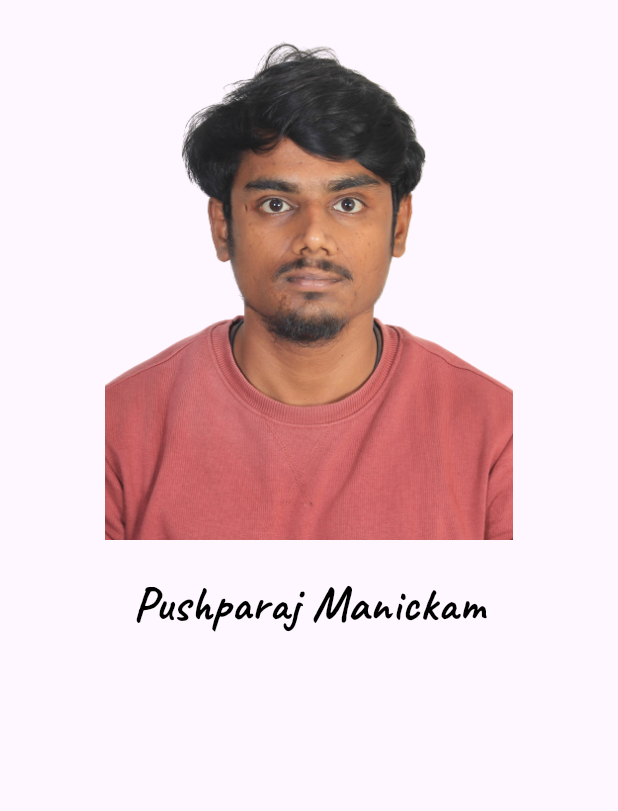
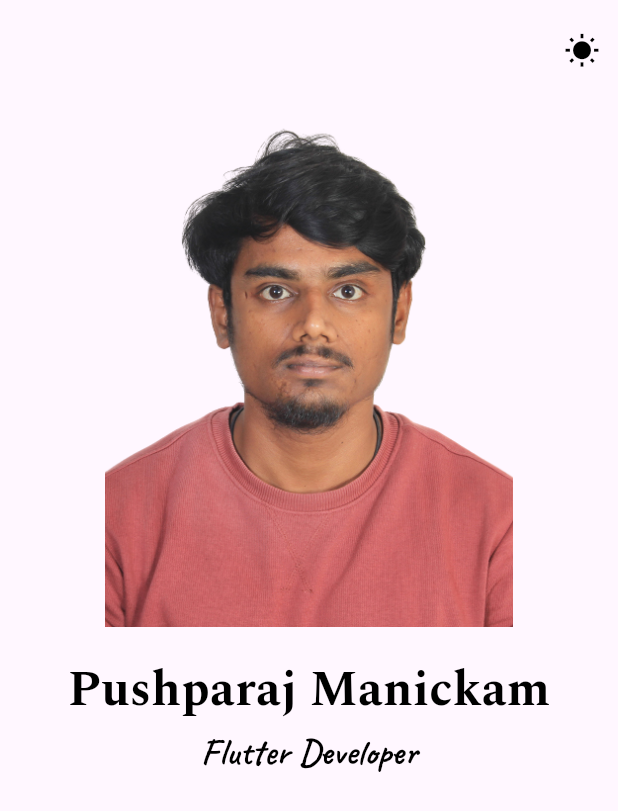
Before and after one commit to PushparajManickam/push_potfolio, a Flutter app: the screen it shows after launch, on a phone screen of 412 x 824 dp. Shown: the top 811 px of the screen. Run offline on Flutter 3.47's test engine with Material 2 defaults, Android fonts, the phone set to English and light mode, and no system bars; our stand-ins replace google_fonts.

Commit message:
widget making

```diff
--- a/lib/config/style.dart
+++ b/lib/config/style.dart
@@ -2,6 +2,11 @@ import 'package:flutter/material.dart';
 import 'package:google_fonts/google_fonts.dart';
 
 class MyStyle {
+  /// Space
+  static SizedBox constSpace() => const SizedBox(
+        height: 10,
+      );
+
   /// Textstyle
   static TextStyle spectralFont(
       double fontSize, Color fontColor, FontWeight fontWeight) {
@@ -11,6 +16,7 @@ class MyStyle {
       fontWeight: fontWeight,
     );
   }
+
   static TextStyle robotoFont(
       double fontSize, Color fontColor, FontWeight fontWeight) {
     return GoogleFonts.spectral(
@@ -19,6 +25,7 @@ class MyStyle {
       fontWeight: fontWeight,
     );
   }
+
   static TextStyle openSansFont(
       double fontSize, Color fontColor, FontWeight fontWeight) {
     return GoogleFonts.openSans(
@@ -27,14 +34,16 @@ class MyStyle {
       fontWeight: fontWeight,
     );
   }
+
   static TextStyle montserratFont(
       double fontSize, Color fontColor, FontWeight fontWeight) {
-    return GoogleFonts.montserrat (
+    return GoogleFonts.montserrat(
       fontSize: fontSize,
       color: fontColor,
       fontWeight: fontWeight,
     );
   }
+
   static TextStyle ptSansFont(
       double fontSize, Color fontColor, FontWeight fontWeight) {
     return GoogleFonts.ptSans(
@@ -43,6 +52,7 @@ class MyStyle {
       fontWeight: fontWeight,
     );
   }
+
   static TextStyle poppinsFont(
       double fontSize, Color fontColor, FontWeight fontWeight) {
     return GoogleFonts.poppins(
@@ -51,6 +61,7 @@ class MyStyle {
       fontWeight: fontWeight,
     );
   }
+
   static TextStyle nunitoSansFont(
       double fontSize, Color fontColor, FontWeight fontWeight) {
     return GoogleFonts.nunitoSans(
@@ -59,6 +70,7 @@ class MyStyle {
       fontWeight: fontWeight,
     );
   }
+
   static TextStyle latoFont(
       double fontSize, Color fontColor, FontWeight fontWeight) {
     return GoogleFonts.lato(
@@ -67,6 +79,7 @@ class MyStyle {
       fontWeight: fontWeight,
     );
   }
+
   static TextStyle pacificoFont(
       double fontSize, Color fontColor, FontWeight fontWeight) {
     return GoogleFonts.pacifico(
@@ -75,6 +88,7 @@ class MyStyle {
       fontWeight: fontWeight,
     );
   }
+
   static TextStyle caveatFont(
       double fontSize, Color fontColor, FontWeight fontWeight) {
     return GoogleFonts.caveat(
--- a/lib/constant/constant.dart
+++ b/lib/constant/constant.dart
@@ -1,7 +1,18 @@
 class MyConstant {
-  static const profileName = 'Pushparaj Manickam';
-  static const profileImagePath = 'assets/images/pushparaj_photo.png';
-  static const flagIconPath = 'assets/icons/india_flag.svg';
+  /// Image-Path
+  static const String profileImagePath = 'assets/images/pushparaj_photo.png';
+  static const String flagIconPath = 'assets/icons/india_flag.svg';
+
+  /// Static-Name
+  static const String profileName = 'Pushparaj Manickam';
+  static const String profileRole = 'Flutter Developer';
+
+  /// About-US
+  static const String profileDescription =
+      'Am a skilled flutter developer. If looking for a highly skilled and rich experience mobile expert with a deep knownledge, '
+      'a professional attitude, excellent communication skills and the highest code quality, '
+      'then I\'m the person looking for.Knownledge of UI/UX, and hand on experience designing in UI Working '
+      'provider package for state management and firebase for application analysis.Experience developing with RESTAPI for backend and SQL Server for database';
 
   /// Font-Size
   static const double verySmallSize = 12;
--- a/lib/main.dart
+++ b/lib/main.dart
@@ -32,7 +32,10 @@ class MyApp extends StatelessWidget {
         // This works for code too, not just values: Most code changes can be
         // tested with just a hot reload.
 
-        colorScheme: ColorScheme.fromSeed(seedColor: MyColor.appColor,),
+        colorScheme: ColorScheme.fromSeed(
+          seedColor: MyColor.appColor,
+          background: MyColor.whiteColor,
+        ),
         useMaterial3: true,
       ),
       home: const DashboardScreen(),
--- a/lib/screen/dashboard_screen.dart
+++ b/lib/screen/dashboard_screen.dart
@@ -2,6 +2,8 @@ import 'package:flutter/material.dart';
 import 'package:push_potfolio/config/style.dart';
 import 'package:push_potfolio/constant/constant.dart';
 import 'package:push_potfolio/theme/color.dart';
+import 'package:push_potfolio/widget/bio_widget.dart';
+import 'package:push_potfolio/widget/profile_widget.dart';
 
 class DashboardScreen extends StatefulWidget {
   const DashboardScreen({super.key});
@@ -11,46 +13,41 @@ class DashboardScreen extends StatefulWidget {
 }
 
 class _DashboardScreenState extends State<DashboardScreen> {
+  var _icon = Icons.wb_sunny;
   @override
   Widget build(BuildContext context) {
     return Scaffold(
       body: SafeArea(
         child: SingleChildScrollView(
           child: Column(
-            mainAxisAlignment: MainAxisAlignment.start,
-            crossAxisAlignment: CrossAxisAlignment.center,
             children: [
-              Container(
-                height: 350,
-                margin: EdgeInsets.symmetric(
-                  horizontal: 10,
-                  vertical: 10,
-                ),
-                child: Center(
-                  child: Image.asset(
-                    MyConstant.profileImagePath,
+              MyStyle.constSpace(),
+              Row(
+                mainAxisAlignment: MainAxisAlignment.end,
+                children: [
+                  IconButton(
+                    icon: Icon(
+                      _icon,
+                      color: MyColor.blackColor,
+                      size: MyConstant.titleSize,
+                    ),
+                    onPressed: () {
+                      //TODO: theme mode
+                      setState(() {
+                        if (_icon == Icons.wb_sunny) {
+                          _icon = Icons.brightness_2;
+                          // themeChange.darkTheme = true;
+                        } else {
+                          _icon = Icons.wb_sunny;
+                          // themeChange.darkTheme = false;
+                        }
+                      });
+                    },
                   ),
-                ),
+                ],
               ),
-              Padding(
-                padding: const EdgeInsets.symmetric(
-                  horizontal: 10,
-                  vertical: 10,
-                ),
-                child: Column(
-                  children: [
-                    Text(
-                      MyConstant.profileName,
-
-                      style: MyStyle.caveatFont(
-                        MyConstant.maximumSize,
-                        MyColor.blackColor,
-                        FontWeight.bold,
-                      ),
-                    ),
-                  ],
-                ),
-              )
+              ProfileWidget(),
+              BioWidget(),
             ],
           ),
         ),
--- a/lib/theme/color.dart
+++ b/lib/theme/color.dart
@@ -5,26 +5,26 @@ class MyColor {
   static const Color appColor = Color(0xff9768D9);
 
   // Black-Color
-  static const Color blackColor  = Color(0xff000000);
-
+  static const Color blackColor = Color(0xff000000);
+  static const Color whiteColor = Color(0xffFFFFFF);
 
   /// Purple-Color
-  static const Color purpleColor1  = Color(0xff62438C);
-  static const Color purpleColor2  = Color(0xff7C56B3);
-  static const Color purpleColor3  = Color(0xffAF9FC9);
-  static const Color purpleColor4  = Color(0xffD2ABDB);
+  static const Color purpleColor1 = Color(0xff62438C);
+  static const Color purpleColor2 = Color(0xff7C56B3);
+  static const Color purpleColor3 = Color(0xffAF9FC9);
+  static const Color purpleColor4 = Color(0xffD2ABDB);
 
   /// Pastel-Color
-  static const Color pastelColor1  = Color(0xffCCA8E0);
-  static const Color pastelColor2  = Color(0xffD1A1D6);
-  static const Color pastelColor3  = Color(0xffBBABD6);
-  static const Color pastelColor4  = Color(0xffA38DC9);
+  static const Color pastelColor1 = Color(0xffCCA8E0);
+  static const Color pastelColor2 = Color(0xffD1A1D6);
+  static const Color pastelColor3 = Color(0xffBBABD6);
+  static const Color pastelColor4 = Color(0xffA38DC9);
 
   /// Graph-Color
-  static const Color graphColor1  = Color(0xff4E1E66);
-  static const Color graphColor2  = Color(0xffB946F2);
-  static const Color graphColor3  = Color(0xff8834B3);
-  static const Color graphColor4  = Color(0xff6B298C);
-  static const Color graphColor5  = Color(0xff411159);
-  static const Color graphColor6  = Color(0xffC15EF2);
+  static const Color graphColor1 = Color(0xff4E1E66);
+  static const Color graphColor2 = Color(0xffB946F2);
+  static const Color graphColor3 = Color(0xff8834B3);
+  static const Color graphColor4 = Color(0xff6B298C);
+  static const Color graphColor5 = Color(0xff411159);
+  static const Color graphColor6 = Color(0xffC15EF2);
 }
--- /dev/null
+++ b/lib/theme/theme_mode.dart
@@ -0,0 +1,3 @@
+import 'package:flutter/material.dart';
+
+class MyThemeMode with ChangeNotifier{}
--- /dev/null
+++ b/lib/widget/bio_widget.dart
@@ -0,0 +1,39 @@
+import 'package:flutter/material.dart';
+import 'package:push_potfolio/config/style.dart';
+import 'package:push_potfolio/constant/constant.dart';
+import 'package:push_potfolio/theme/color.dart';
+
+class BioWidget extends StatelessWidget {
+  const BioWidget({super.key});
+
+  @override
+  Widget build(BuildContext context) {
+    return Container(
+      padding: const EdgeInsets.symmetric(
+        horizontal: 10,
+        vertical: 10,
+      ),
+      child: Column(
+        mainAxisAlignment: MainAxisAlignment.center,
+        children: [
+          Text(
+            MyConstant.profileName,
+            style: MyStyle.spectralFont(
+              MyConstant.maximumSize,
+              MyColor.blackColor,
+              FontWeight.bold,
+            ),
+          ),
+          Text(
+            MyConstant.profileRole,
+            style: MyStyle.caveatFont(
+              MyConstant.titleSize,
+              MyColor.blackColor,
+              FontWeight.bold,
+            ),
+          ),
+        ],
+      ),
+    );
+  }
+}
--- /dev/null
+++ b/lib/widget/profile_widget.dart
@@ -0,0 +1,25 @@
+import 'package:flutter/material.dart';
+import 'package:push_potfolio/constant/constant.dart';
+import 'package:push_potfolio/theme/color.dart';
+
+class ProfileWidget extends StatelessWidget {
+  const ProfileWidget({super.key});
+
+  @override
+  Widget build(BuildContext context) {
+    return Container(
+      height: 350,
+      width: double.infinity,
+      // color: MyColor.graphColor1,
+      margin: EdgeInsets.symmetric(
+        horizontal: 10,
+        vertical: 10,
+      ),
+      child: Center(
+        child: Image.asset(
+          MyConstant.profileImagePath,
+        ),
+      ),
+    );
+  }
+}
```
Also changed, not shown: lib/widget/about_us_widget.dart (added, +20 -0 lines), lib/widget/contact_us_widget.dart (added, +17 -0 lines), lib/widget/skill_widget.dart (added, +18 -0 lines), lib/widget/title_widget.dart (added, +26 -0 lines), lib/theme/dark_theme.dart (deleted), lib/theme/light_theme.dart (deleted).
